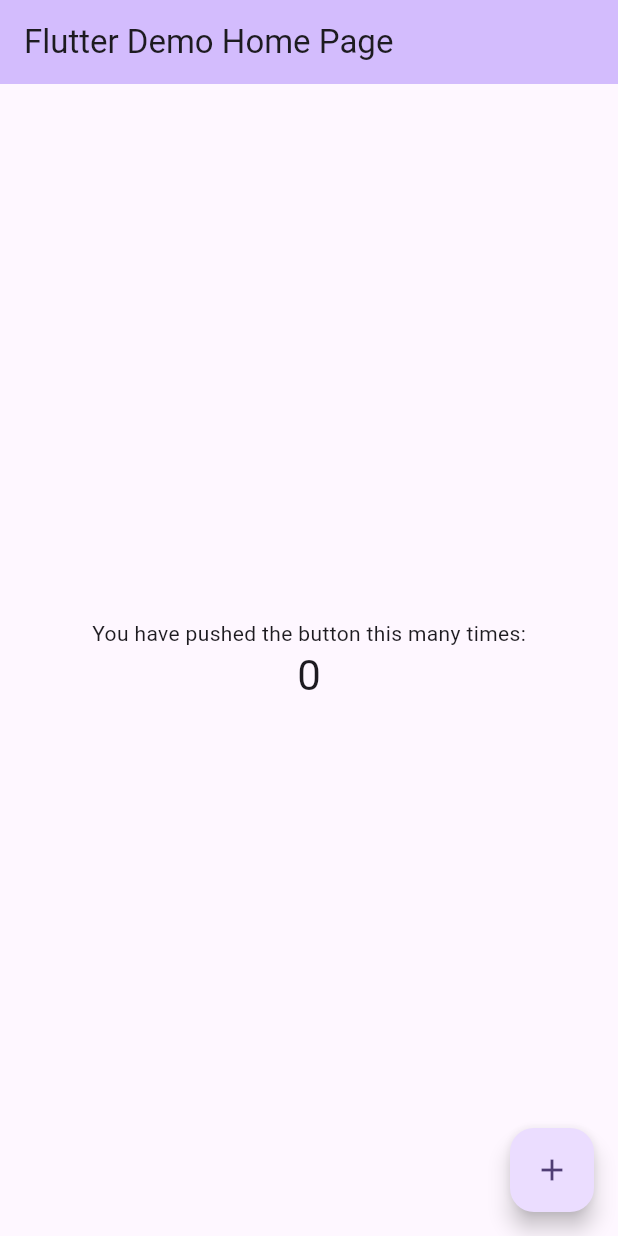
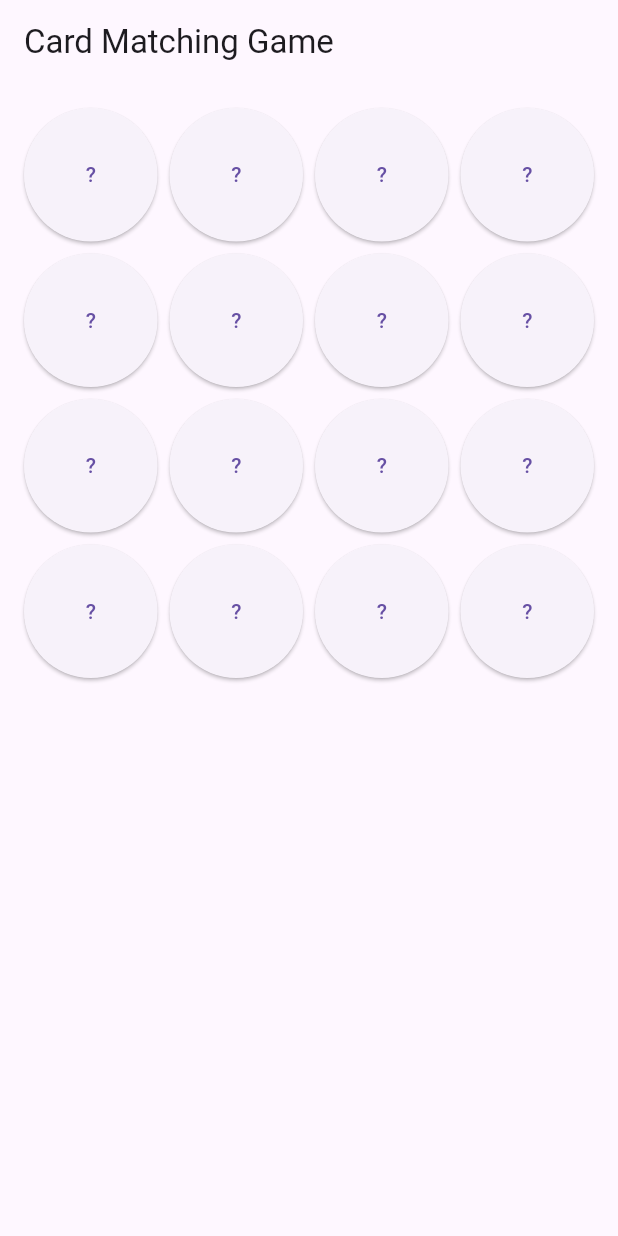
Before and after one commit to JuanSanchez12/CardMatchingApp, a Flutter app: the screen it shows after launch, on a phone screen of 412 x 824 dp. Run offline on Flutter 3.47's test engine with Material 3 defaults, Android fonts, the phone set to English and light mode, and no system bars.

Commit message:
Created basic card U.I

```diff
--- a/lib/main.dart
+++ b/lib/main.dart
@@ -7,46 +7,17 @@ void main() {
 class MyApp extends StatelessWidget {
   const MyApp({super.key});
 
-  // This widget is the root of your application.
   @override
   Widget build(BuildContext context) {
     return MaterialApp(
-      title: 'Flutter Demo',
-      theme: ThemeData(
-        // This is the theme of your application.
-        //
-        // TRY THIS: Try running your application with "flutter run". You'll see
-        // the application has a purple toolbar. Then, without quitting the app,
-        // try changing the seedColor in the colorScheme below to Colors.green
-        // and then invoke "hot reload" (save your changes or press the "hot
-        // reload" button in a Flutter-supported IDE, or press "r" if you used
-        // the command line to start the app).
-        //
-        // Notice that the counter didn't reset back to zero; the application
-        // state is not lost during the reload. To reset the state, use hot
-        // restart instead.
-        //
-        // This works for code too, not just values: Most code changes can be
-        // tested with just a hot reload.
-        colorScheme: ColorScheme.fromSeed(seedColor: Colors.deepPurple),
-        useMaterial3: true,
-      ),
-      home: const MyHomePage(title: 'Flutter Demo Home Page'),
+      title: 'Card Matching Game',
+      home: const MyHomePage(title: 'Card Matching Game'),
     );
   }
 }
 
 class MyHomePage extends StatefulWidget {
   const MyHomePage({super.key, required this.title});
-
-  // This widget is the home page of your application. It is stateful, meaning
-  // that it has a State object (defined below) that contains fields that affect
-  // how it looks.
-
-  // This class is the configuration for the state. It holds the values (in this
-  // case the title) provided by the parent (in this case the App widget) and
-  // used by the build method of the State. Fields in a Widget subclass are
-  // always marked "final".
 
   final String title;
 
@@ -55,71 +26,27 @@ class MyHomePage extends StatefulWidget {
 }
 
 class _MyHomePageState extends State<MyHomePage> {
-  int _counter = 0;
-
-  void _incrementCounter() {
-    setState(() {
-      // This call to setState tells the Flutter framework that something has
-      // changed in this State, which causes it to rerun the build method below
-      // so that the display can reflect the updated values. If we changed
-      // _counter without calling setState(), then the build method would not be
-      // called again, and so nothing would appear to happen.
-      _counter++;
-    });
-  }
-
   @override
   Widget build(BuildContext context) {
-    // This method is rerun every time setState is called, for instance as done
-    // by the _incrementCounter method above.
-    //
-    // The Flutter framework has been optimized to make rerunning build methods
-    // fast, so that you can just rebuild anything that needs updating rather
-    // than having to individually change instances of widgets.
     return Scaffold(
       appBar: AppBar(
-        // TRY THIS: Try changing the color here to a specific color (to
-        // Colors.amber, perhaps?) and trigger a hot reload to see the AppBar
-        // change color while the other colors stay the same.
-        backgroundColor: Theme.of(context).colorScheme.inversePrimary,
-        // Here we take the value from the MyHomePage object that was created by
-        // the App.build method, and use it to set our appbar title.
         title: Text(widget.title),
       ),
-      body: Center(
-        // Center is a layout widget. It takes a single child and positions it
-        // in the middle of the parent.
-        child: Column(
-          // Column is also a layout widget. It takes a list of children and
-          // arranges them vertically. By default, it sizes itself to fit its
-          // children horizontally, and tries to be as tall as its parent.
-          //
-          // Column has various properties to control how it sizes itself and
-          // how it positions its children. Here we use mainAxisAlignment to
-          // center the children vertically; the main axis here is the vertical
-          // axis because Columns are vertical (the cross axis would be
-          // horizontal).
-          //
-          // TRY THIS: Invoke "debug painting" (choose the "Toggle Debug Paint"
-          // action in the IDE, or press "p" in the console), to see the
-          // wireframe for each widget.
-          mainAxisAlignment: MainAxisAlignment.center,
-          children: <Widget>[
-            const Text(
-              'You have pushed the button this many times:',
-            ),
-            Text(
-              '$_counter',
-              style: Theme.of(context).textTheme.headlineMedium,
-            ),
-          ],
+      body: GridView.builder(
+        padding: const EdgeInsets.all(16.0),
+        gridDelegate: const SliverGridDelegateWithFixedCrossAxisCount(
+          crossAxisCount: 4,
+          crossAxisSpacing: 8.0,
+          mainAxisSpacing: 8.0,
         ),
+        itemCount: 16,
+        itemBuilder: (context, index) {
+          return ElevatedButton(
+            onPressed: () {},
+            child: const Text("?"),
+          );
+        },
       ),
-      floatingActionButton: FloatingActionButton(
-        onPressed: _incrementCounter,
-        tooltip: 'Increment',
-        child: const Icon(Icons.add),
-      ), // This trailing comma makes auto-formatting nicer for build methods.
     );
   }
 }
```
